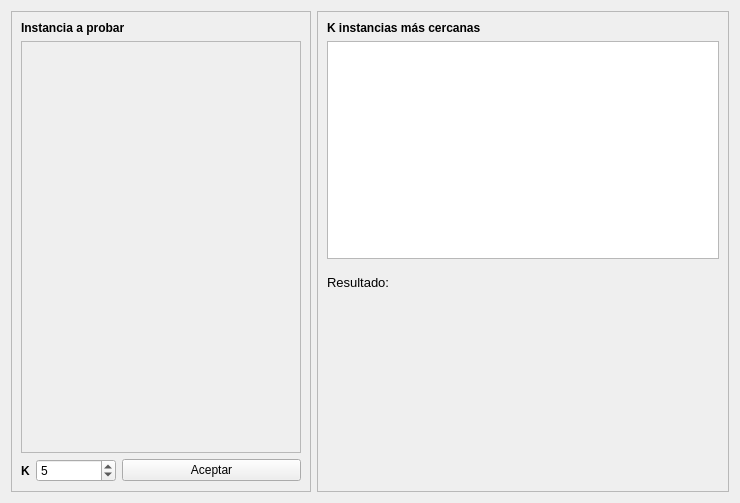
Old version of the form ventana_knn_ui.ui in the repository AdrianPrietoLozano/proyecto_mineria.
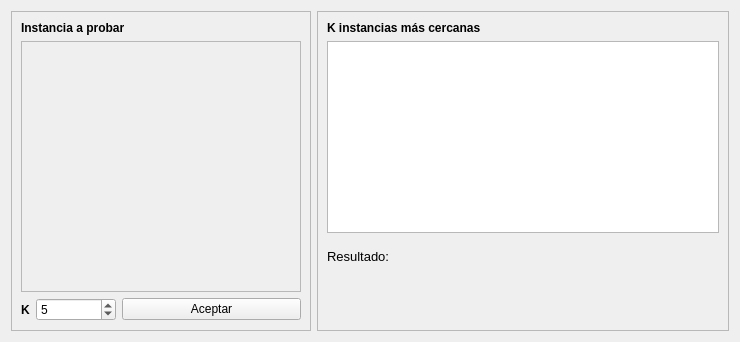
New version of the form.

Patch:
```diff
--- a/ventana_knn_ui.ui
+++ b/ventana_knn_ui.ui
@@ -7,7 +7,7 @@
     <x>0</x>
     <y>0</y>
     <width>740</width>
-    <height>503</height>
+    <height>342</height>
    </rect>
   </property>
   <property name="windowTitle">
@@ -60,7 +60,7 @@
            <x>0</x>
            <y>0</y>
            <width>278</width>
-           <height>412</height>
+           <height>251</height>
           </rect>
          </property>
          <property name="sizePolicy">
```
